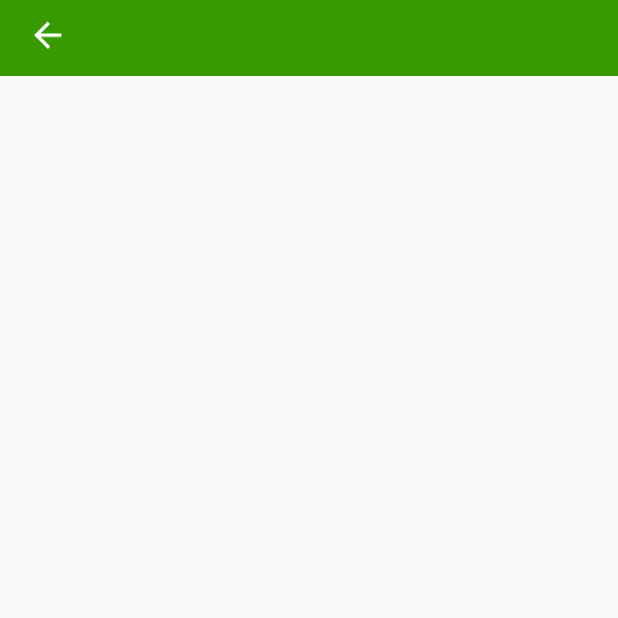
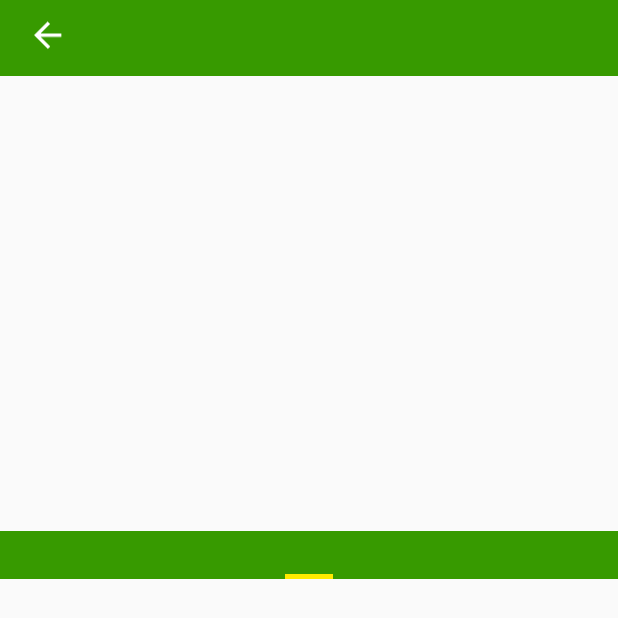
Before and after one commit to Alex-A4/AndroidZoo, an Android app: the fragment AnimalsFragment shown on its own in the app's theme, after a tap on an icon or button, on a phone screen of 412 x 824 dp. Shown: the top 618 px of the screen. Run offline under Robolectric (Android 15) with nearby library versions, the light colour scheme and no system bars; libraries missing offline, so code that uses them is left out: id.zelory.compressor; pictures from the network do not load; 15 statements that could not run were skipped.

Commit message:
Added cosmetic changes

```diff
--- a/app/src/main/res/layout/fragment_animals.xml
+++ b/app/src/main/res/layout/fragment_animals.xml
@@ -40,7 +40,9 @@
             android:layout_height="250dp" />
 
         <TextView
-            android:layout_margin="8dp"
+            android:textColor="@android:color/black"
+            android:textSize="15sp"
+            android:layout_margin="16dp"
             android:id="@+id/fragment_animals_text"
             android:layout_width="match_parent"
             android:layout_height="wrap_content" />
@@ -48,8 +50,9 @@
         <android.support.v4.view.ViewPager
             android:id="@+id/fragment_animals_view_pager"
             android:layout_width="match_parent"
-            android:layout_height="wrap_content">
+            android:layout_height="800dp">
             <android.support.v4.view.PagerTabStrip
+                style="@style/ViewPagerStyle"
                 android:id="@+id/fragment_animals_pager_strip"
                 android:layout_width="match_parent"
                 android:layout_height="wrap_content"
```
